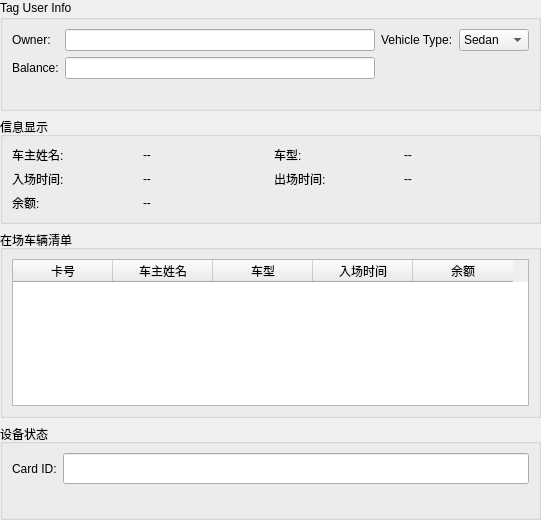
Old version of the form rfidWidget/IEEE14443ControlWidget.ui in the repository ziawerquart/RFID_ParkingSystemV2.
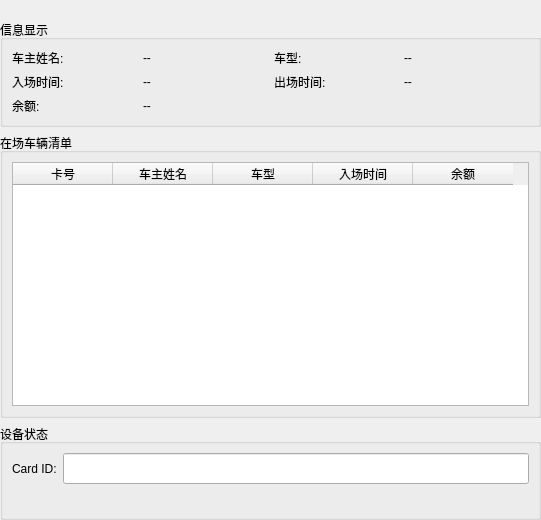
New version of the form.

Commit message: Remove redundant tag edit UI

The edit to the form file:
```diff
--- a/rfidWidget/IEEE14443ControlWidget.ui
+++ b/rfidWidget/IEEE14443ControlWidget.ui
@@ -15,92 +15,15 @@
     <number>0</number>
    </property>
    <item>
-    <widget class="QGroupBox" name="tagInfoGroupBox">
-     <property name="title">
-      <string>Tag User Info</string>
-     </property>
-     <layout class="QVBoxLayout" name="verticalLayout_2">
-      <item>
-       <layout class="QGridLayout" name="gridLayout">
-        <item row="0" column="0">
-         <widget class="QLabel" name="label_owner">
-          <property name="text">
-           <string>Owner:</string>
-          </property>
-         </widget>
-        </item>
-        <item row="0" column="1">
-         <widget class="QLineEdit" name="ownerNameEdit">
-          <property name="maxLength">
-           <number>12</number>
-          </property>
-         </widget>
-        </item>
-        <item row="0" column="2">
-         <widget class="QLabel" name="label_vehicle">
-          <property name="text">
-           <string>Vehicle Type:</string>
-          </property>
-         </widget>
-        </item>
-        <item row="0" column="3">
-         <widget class="QComboBox" name="vehicleTypeBox">
-          <item>
-           <property name="text">
-            <string>Sedan</string>
-           </property>
-          </item>
-          <item>
-           <property name="text">
-            <string>SUV</string>
-           </property>
-          </item>
-          <item>
-           <property name="text">
-            <string>Truck</string>
-           </property>
-          </item>
-          <item>
-           <property name="text">
-            <string>Electric</string>
-           </property>
-          </item>
-          <item>
-           <property name="text">
-            <string>Other</string>
-           </property>
-          </item>
-         </widget>
-        </item>
-        <item row="1" column="0">
-         <widget class="QLabel" name="label_balance">
-          <property name="text">
-           <string>Balance:</string>
-          </property>
-         </widget>
-        </item>
-        <item row="1" column="1">
-         <widget class="QLineEdit" name="balanceEdit">
-          <property name="readOnly">
-           <bool>true</bool>
-          </property>
-         </widget>
-        </item>
-       </layout>
-      </item>
-      <item>
-       <layout class="QHBoxLayout" name="horizontalLayout_infoButtons">
-        <item>
-         <widget class="QLabel" name="parkingStatusLabel">
-          <property name="text">
-           <string/>
-          </property>
-         </widget>
-        </item>
-       </layout>
-      </item>
-     </layout>
-    </widget>
+    <layout class="QHBoxLayout" name="horizontalLayout_infoButtons">
+     <item>
+      <widget class="QLabel" name="parkingStatusLabel">
+       <property name="text">
+        <string/>
+       </property>
+      </widget>
+     </item>
+    </layout>
    </item>
    <item>
     <widget class="QGroupBox" name="infoDisplayGroupBox">
```
The commit also changes 2 other files.
